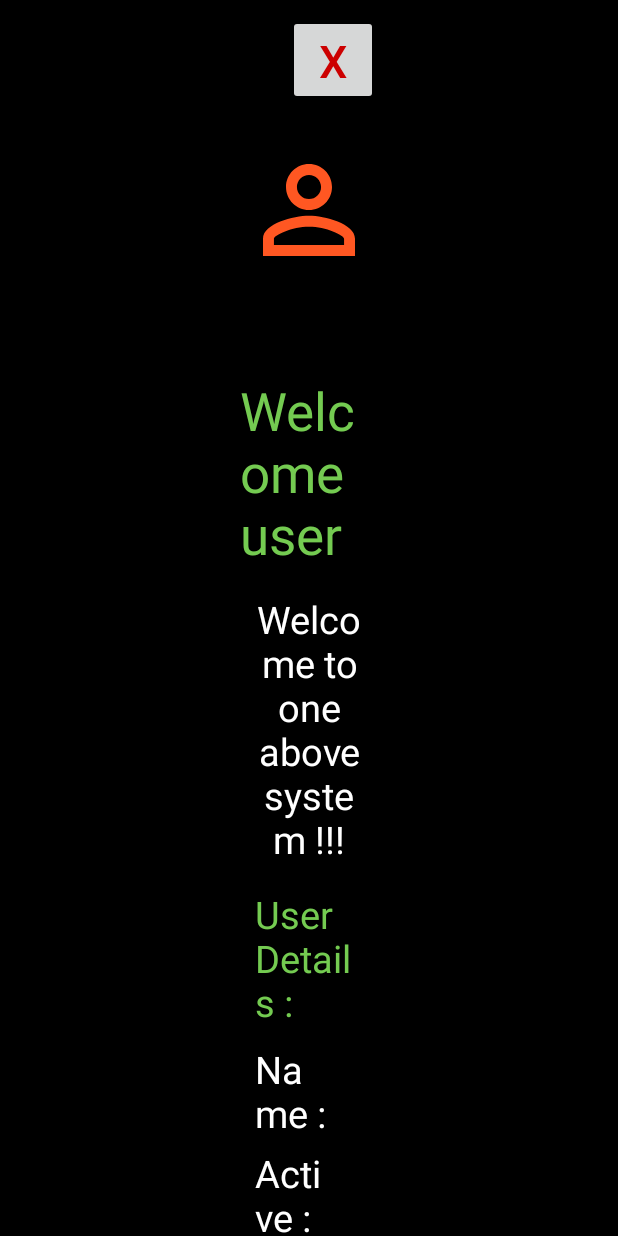
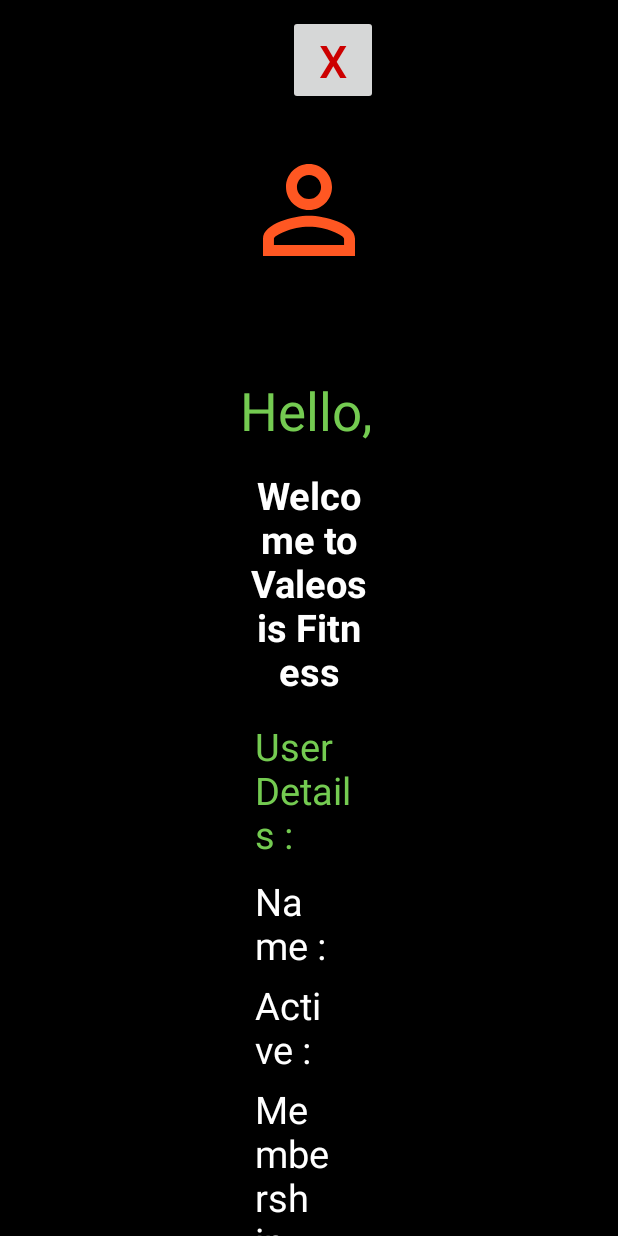
Before and after one commit to rushb77/ValeosisFitness, an Android app: the layout show_details_layout.xml on its own in the app's theme, with its tools: preview values and no code run, on a phone screen of 412 x 824 dp. Run offline under Robolectric (Android 15) with nearby library versions, the phone set to English and light mode, and no system bars.

Commit message:
Valeosis show_details_layout changes

```diff
--- a/app/src/main/res/layout/popup_window.xml
+++ b/app/src/main/res/layout/popup_window.xml
@@ -72,7 +72,7 @@
                 android:id="@+id/infraccionesPopUpFolio"
                 android:layout_width="match_parent"
                 android:layout_height="wrap_content"
-                android:layout_alignStart="@+id/infraccionesPopUpSituacion"
+
                 android:layout_alignParentBottom="true"
                 android:orientation="horizontal"
                 android:weightSum="2">
--- a/app/src/main/res/layout/show_details_layout.xml
+++ b/app/src/main/res/layout/show_details_layout.xml
@@ -66,9 +66,10 @@
                 android:layout_marginTop="10dp"
                 android:gravity="center_horizontal"
                 android:padding="5dp"
-                android:text="Welcome to one above system !!!"
+                android:text="Welcome to Valeosis Fitness"
                 android:textColor="@color/white"
-                android:textSize="@dimen/subTxt" />
+                android:textSize="@dimen/subTxt"
+                android:textStyle="bold" />
 
             <LinearLayout
                 android:id="@+id/userDetail"
@@ -220,10 +221,11 @@
                 android:layout_below="@+id/userImg"
                 android:layout_centerHorizontal="true"
                 android:layout_marginTop="10dp"
-                android:text="Welcome user "
+                android:text="Hello, "
                 android:textAppearance="?android:attr/textAppearanceLarge"
                 android:textColor="@color/SuccessColor"
-                android:textSize="@dimen/headingTxt" />
+                android:textSize="@dimen/headingTxt"
+                android:textStyle="normal" />
 
         </RelativeLayout>
     </ScrollView>
```
